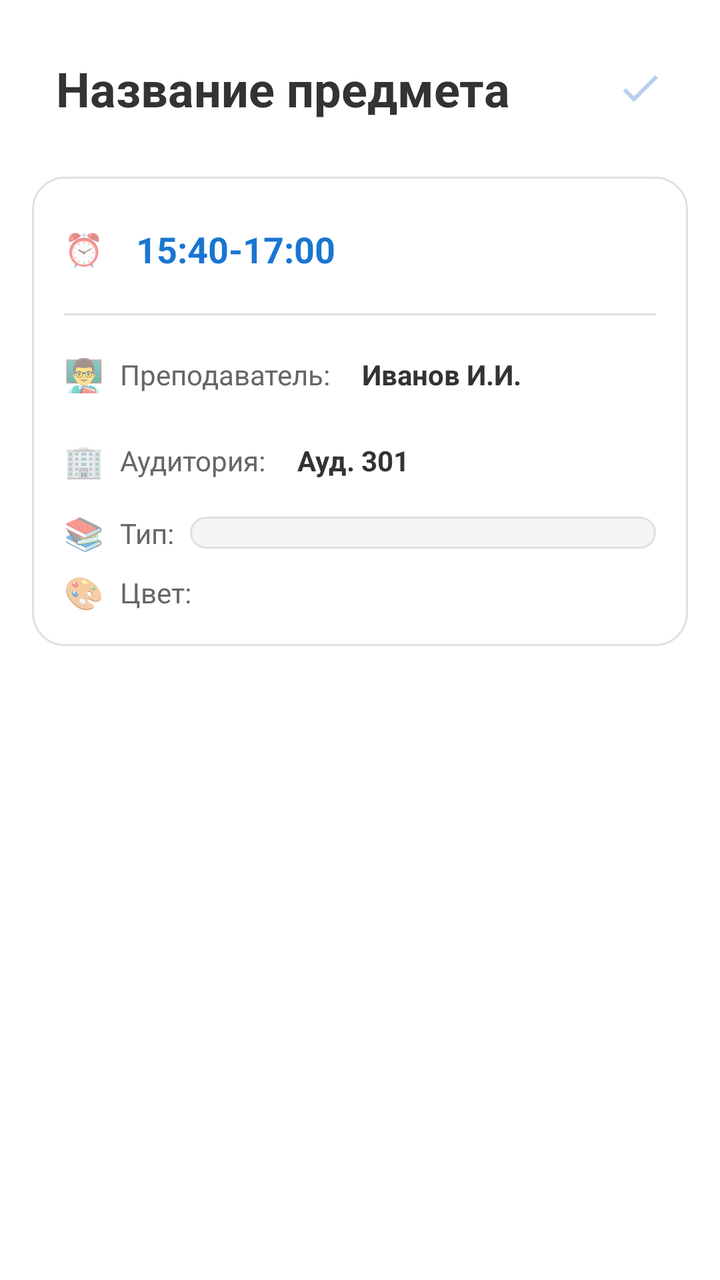
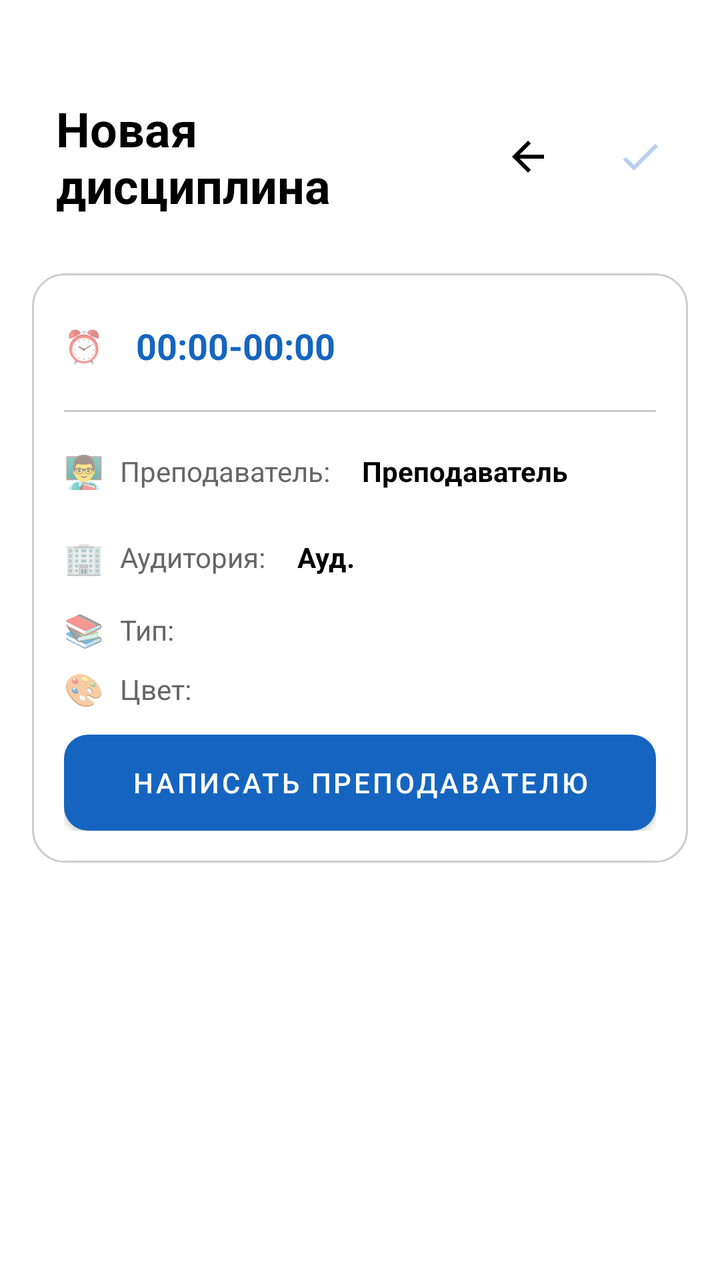

Before-and-after screenshots of an Android layout around one commit, followed by the original layout XML and the change that was made.
<!-- AndroidManifest.xml: activity theme Theme.Androiddd -->
<!-- res/layout/activity_lesson_detail.xml -->
<?xml version="1.0" encoding="utf-8"?>
<ScrollView xmlns:android="http://schemas.android.com/apk/res/android"
    android:layout_width="match_parent"
    android:layout_height="match_parent"
    android:background="#FFFFFF"
    android:padding="16dp"
    android:paddingTop="60dp">

    <LinearLayout
        android:layout_width="match_parent"
        android:layout_height="wrap_content"
        android:orientation="vertical">

        
        <LinearLayout
            android:layout_width="match_parent"
            android:layout_height="wrap_content"
            android:orientation="horizontal"
            android:gravity="center_vertical"
            android:layout_marginBottom="16dp">

            <EditText
                android:id="@+id/lessonName"
                android:layout_width="0dp"
                android:layout_height="wrap_content"
                android:layout_weight="1"
                android:text="Название предмета"
                android:textSize="24sp"
                android:textStyle="bold"
                android:textColor="#333333"
                android:background="@android:color/transparent"
                android:padding="12dp" />

            <ImageButton
                android:id="@+id/saveButton"
                android:layout_width="48dp"
                android:layout_height="48dp"
                android:src="@drawable/ic_save"
                android:background="?attr/selectableItemBackground"
                android:layout_marginStart="8dp"
                android:alpha="0.3"
                android:enabled="false" />

        </LinearLayout>

        
        <LinearLayout
            android:layout_width="match_parent"
            android:layout_height="wrap_content"
            android:orientation="vertical"
            android:background="@drawable/day_card_background"
            android:padding="16dp"
            android:layout_marginBottom="20dp">

            
            <LinearLayout
                android:layout_width="match_parent"
                android:layout_height="wrap_content"
                android:orientation="horizontal"
                android:gravity="center_vertical"
                android:layout_marginBottom="12dp">

                <TextView
                    android:layout_width="wrap_content"
                    android:layout_height="wrap_content"
                    android:text="⏰"
                    android:textSize="16sp"
                    android:layout_marginEnd="8dp" />

                <EditText
                    android:id="@+id/lessonTime"
                    android:layout_width="0dp"
                    android:layout_height="wrap_content"
                    android:layout_weight="1"
                    android:text="15:40-17:00"
                    android:textSize="18sp"
                    android:textColor="#1976D2"
                    android:textStyle="bold"
                    android:background="@android:color/transparent"
                    android:padding="8dp" />

            </LinearLayout>

            <View
                android:layout_width="match_parent"
                android:layout_height="1dp"
                android:background="#E0E0E0"
                android:layout_marginBottom="12dp" />

            
            <LinearLayout
                android:layout_width="match_parent"
                android:layout_height="wrap_content"
                android:orientation="horizontal"
                android:gravity="center_vertical"
                android:layout_marginBottom="8dp">

                <TextView
                    android:layout_width="wrap_content"
                    android:layout_height="wrap_content"
                    android:text="👨‍🏫"
                    android:textSize="16sp"
                    android:layout_marginEnd="8dp" />

                <TextView
                    android:layout_width="wrap_content"
                    android:layout_height="wrap_content"
                    android:text="Преподаватель:"
                    android:textSize="14sp"
                    android:textColor="#666666" />

                <EditText
                    android:id="@+id/lessonTeacher"
                    android:layout_width="0dp"
                    android:layout_height="wrap_content"
                    android:layout_weight="1"
                    android:text="Иванов И.И."
                    android:textSize="14sp"
                    android:textStyle="bold"
                    android:textColor="#333333"
                    android:background="@android:color/transparent"
                    android:padding="8dp"
                    android:layout_marginStart="8dp" />

            </LinearLayout>

            
            <LinearLayout
                android:layout_width="match_parent"
                android:layout_height="wrap_content"
                android:orientation="horizontal"
                android:gravity="center_vertical"
                android:layout_marginBottom="8dp">

                <TextView
                    android:layout_width="wrap_content"
                    android:layout_height="wrap_content"
                    android:text="🏢"
                    android:textSize="16sp"
                    android:layout_marginEnd="8dp" />

                <TextView
                    android:layout_width="wrap_content"
                    android:layout_height="wrap_content"
                    android:text="Аудитория:"
                    android:textSize="14sp"
                    android:textColor="#666666" />

                <EditText
                    android:id="@+id/lessonRoom"
                    android:layout_width="0dp"
                    android:layout_height="wrap_content"
                    android:layout_weight="1"
                    android:text="Ауд. 301"
                    android:textSize="14sp"
                    android:textStyle="bold"
                    android:textColor="#333333"
                    android:background="@android:color/transparent"
                    android:padding="8dp"
                    android:layout_marginStart="8dp" />

            </LinearLayout>

            
            <LinearLayout
                android:layout_width="match_parent"
                android:layout_height="wrap_content"
                android:orientation="horizontal"
                android:gravity="center_vertical"
                android:layout_marginBottom="8dp">

                <TextView
                    android:layout_width="wrap_content"
                    android:layout_height="wrap_content"
                    android:text="📚"
                    android:textSize="16sp"
                    android:layout_marginEnd="8dp" />

                <TextView
                    android:layout_width="wrap_content"
                    android:layout_height="wrap_content"
                    android:text="Тип:"
                    android:textSize="14sp"
                    android:textColor="#666666" />

                <Spinner
                    android:id="@+id/lessonTypeSpinner"
                    android:layout_width="0dp"
                    android:layout_height="wrap_content"
                    android:layout_weight="1"
                    android:layout_marginStart="8dp"
                    android:background="@drawable/spinner_background" />

            </LinearLayout>

            
            <LinearLayout
                android:layout_width="match_parent"
                android:layout_height="wrap_content"
                android:orientation="horizontal"
                android:gravity="center_vertical">

                <TextView
                    android:layout_width="wrap_content"
                    android:layout_height="wrap_content"
                    android:text="🎨"
                    android:textSize="16sp"
                    android:layout_marginEnd="8dp" />

                <TextView
                    android:layout_width="wrap_content"
                    android:layout_height="wrap_content"
                    android:text="Цвет:"
                    android:textSize="14sp"
                    android:textColor="#666666" />

                <LinearLayout
                    android:id="@+id/colorPickerLayout"
                    android:layout_width="0dp"
                    android:layout_height="wrap_content"
                    android:layout_weight="1"
                    android:orientation="horizontal"
                    android:layout_marginStart="8dp"
                    android:padding="4dp">

                    

                </LinearLayout>

            </LinearLayout>

        </LinearLayout>

    </LinearLayout>

</ScrollView>
<!-- resources referenced by this layout -->
<resources>
  <!-- drawable day_card_background (drawable) -->
  <?xml version="1.0" encoding="utf-8"?>
  <shape xmlns:android="http://schemas.android.com/apk/res/android">
      <solid android:color="#FFFFFF" />
      <corners android:radius="16dp" />
      <stroke android:width="1dp" android:color="#E0E0E0" />
      <padding android:left="16dp" android:top="16dp" android:right="16dp" android:bottom="16dp" />
  </shape>
  <!-- drawable spinner_background (drawable) -->
  <?xml version="1.0" encoding="utf-8"?>
  <shape xmlns:android="http://schemas.android.com/apk/res/android">
      <solid android:color="#F5F5F5" />
      <corners android:radius="8dp" />
      <stroke android:width="1dp" android:color="#E0E0E0" />
      <padding android:left="8dp" android:top="8dp" android:right="8dp" android:bottom="8dp" />
  </shape>
  <color name="colorPrimary">#1565C0</color>
  <!-- unchanged entries left out for length: 2 -->
</resources>

<!-- the commit's change to res/layout/activity_lesson_detail.xml (unified diff, before → after) -->
@@ -2,9 +2,9 @@
 <ScrollView xmlns:android="http://schemas.android.com/apk/res/android"
     android:layout_width="match_parent"
     android:layout_height="match_parent"
-    android:background="#FFFFFF"
-    android:padding="16dp"
-    android:paddingTop="60dp">
+    android:background="@color/colorSurface"
+    android:padding="@dimen/activity_horizontal_margin"
+    android:paddingTop="@dimen/empty_list_padding_vertical">
 
     <LinearLayout
         android:layout_width="match_parent"
@@ -17,27 +17,37 @@
             android:layout_height="wrap_content"
             android:orientation="horizontal"
             android:gravity="center_vertical"
-            android:layout_marginBottom="16dp">
+            android:layout_marginBottom="@dimen/lesson_detail_save_button_margin"
+            android:layout_marginTop="@dimen/lesson_detail_input_margin_bottom_20dp">
+
 
             <EditText
                 android:id="@+id/lessonName"
-                android:layout_width="0dp"
+                android:layout_width="@dimen/lesson_detail_0dp"
                 android:layout_height="wrap_content"
                 android:layout_weight="1"
-                android:text="Название предмета"
-                android:textSize="24sp"
+                android:text="@string/default_new_lesson_name"
+                android:textSize="@dimen/text_size_header"
                 android:textStyle="bold"
-                android:textColor="#333333"
+                android:textColor="@color/colorOnBackground"
                 android:background="@android:color/transparent"
-                android:padding="12dp" />
+                android:padding="@dimen/lesson_detail_input_padding" />
+
+            <ImageButton
+                android:id="@+id/buttonBack"
+                android:layout_width="48dp"
+                android:layout_height="48dp"
+                android:src="@drawable/ic_arrow_back"
+                android:background="?attr/selectableItemBackgroundBorderless"
+                android:contentDescription="Вернуться назад" />
 
             <ImageButton
                 android:id="@+id/saveButton"
-                android:layout_width="48dp"
-                android:layout_height="48dp"
+                android:layout_width="@dimen/lesson_detail_save_button_size"
+                android:layout_height="@dimen/lesson_detail_save_button_size"
                 android:src="@drawable/ic_save"
                 android:background="?attr/selectableItemBackground"
-                android:layout_marginStart="8dp"
+                android:layout_marginStart="@dimen/item_margin_horizontal"
                 android:alpha="0.3"
                 android:enabled="false" />
 
@@ -49,146 +59,147 @@
             android:layout_height="wrap_content"
             android:orientation="vertical"
             android:background="@drawable/day_card_background"
-            android:padding="16dp"
-            android:layout_marginBottom="20dp">
-
-            
-            <LinearLayout
-                android:layout_width="match_parent"
-                android:layout_height="wrap_content"
-                android:orientation="horizontal"
-                android:gravity="center_vertical"
-                android:layout_marginBottom="12dp">
+            android:padding="@dimen/activity_horizontal_margin"
+            android:layout_marginBottom="@dimen/lesson_detail_input_margin_bottom_20dp">
+
+            
+            <LinearLayout
+                android:layout_width="match_parent"
+                android:layout_height="wrap_content"
+                android:orientation="horizontal"
+                android:gravity="center_vertical"
+                android:layout_marginBottom="@dimen/lesson_detail_input_margin_bottom">
 
                 <TextView
                     android:layout_width="wrap_content"
                     android:layout_height="wrap_content"
                     android:text="⏰"
-                    android:textSize="16sp"
-                    android:layout_marginEnd="8dp" />
+                    android:textSize="@dimen/text_size_large"
+                    android:layout_marginEnd="@dimen/dialog_add_lesson_button_margin" />
 
                 <EditText
                     android:id="@+id/lessonTime"
-                    android:layout_width="0dp"
-                    android:layout_height="wrap_content"
-                    android:layout_weight="1"
-                    android:text="15:40-17:00"
-                    android:textSize="18sp"
-                    android:textColor="#1976D2"
+                    android:layout_width="@dimen/lesson_detail_0dp"
+                    android:layout_height="wrap_content"
+                    android:layout_weight="1"
+                    android:text="@string/default_new_lesson_time"
+                    android:textSize="@dimen/text_size_xlarge"
+                    android:textColor="@color/colorPrimary"
                     android:textStyle="bold"
                     android:background="@android:color/transparent"
-                    android:padding="8dp" />
+                    android:padding="@dimen/dialog_button_margin" />
 
             </LinearLayout>
 
             <View
                 android:layout_width="match_parent"
-                android:layout_height="1dp"
-                android:background="#E0E0E0"
-                android:layout_marginBottom="12dp" />
-
-            
-            <LinearLayout
-                android:layout_width="match_parent"
-                android:layout_height="wrap_content"
-                android:orientation="horizontal"
-                android:gravity="center_vertical"
-                android:layout_marginBottom="8dp">
+                android:layout_height="@dimen/lesson_detail_color_button_size_1dp"
+                android:background="@color/colorOutline"
+                android:layout_marginBottom="@dimen/lesson_detail_input_margin_bottom" />
+
+            
+            <LinearLayout
+                android:layout_width="match_parent"
+                android:layout_height="wrap_content"
+                android:orientation="horizontal"
+                android:gravity="center_vertical"
+                android:layout_marginBottom="@dimen/lesson_detail_8dp">
 
                 <TextView
                     android:layout_width="wrap_content"
                     android:layout_height="wrap_content"
                     android:text="👨‍🏫"
-                    android:textSize="16sp"
-                    android:layout_marginEnd="8dp" />
-
-                <TextView
-                    android:layout_width="wrap_content"
-                    android:layout_height="wrap_content"
-                    android:text="Преподаватель:"
-                    android:textSize="14sp"
-                    android:textColor="#666666" />
+                    android:textSize="@dimen/text_size_large"
+                    android:layout_marginEnd="@dimen/lesson_detail_8dp" />
+
+                <TextView
+                    android:layout_width="wrap_content"
+                    android:layout_height="wrap_content"
+                    android:text="@string/label_lesson_teacher"
+                    android:textSize="@dimen/text_size_medium"
+                    android:textColor="@color/colorOnSurfaceVariant" />
 
                 <EditText
                     android:id="@+id/lessonTeacher"
-                    android:layout_width="0dp"
-                    android:layout_height="wrap_content"
-                    android:layout_weight="1"
-                    android:text="Иванов И.И."
-                    android:textSize="14sp"
+                    android:layout_width="@dimen/lesson_detail_0dp"
+                    android:layout_height="wrap_content"
+                    android:layout_weight="1"
+                    android:text="@string/default_new_lesson_teacher"
+                    android:textSize="@dimen/text_size_medium"
                     android:textStyle="bold"
-                    android:textColor="#333333"
+                    android:textColor="@color/colorOnBackground"
                     android:background="@android:color/transparent"
-                    android:padding="8dp"
-                    android:layout_marginStart="8dp" />
-
-            </LinearLayout>
-
-            
-            <LinearLayout
-                android:layout_width="match_parent"
-                android:layout_height="wrap_content"
-                android:orientation="horizontal"
-                android:gravity="center_vertical"
-                android:layout_marginBottom="8dp">
+                    android:padding="@dimen/lesson_detail_8dp"
+                    android:layout_marginStart="@dimen/lesson_detail_8dp" />
+
+            </LinearLayout>
+
+
+            
+            <LinearLayout
+                android:layout_width="match_parent"
+                android:layout_height="wrap_content"
+                android:orientation="horizontal"
+                android:gravity="center_vertical"
+                android:layout_marginBottom="@dimen/lesson_detail_8dp">
 
                 <TextView
                     android:layout_width="wrap_content"
                     android:layout_height="wrap_content"
                     android:text="🏢"
-                    android:textSize="16sp"
-                    android:layout_marginEnd="8dp" />
-
-                <TextView
-                    android:layout_width="wrap_content"
-                    android:layout_height="wrap_content"
-                    android:text="Аудитория:"
-                    android:textSize="14sp"
-                    android:textColor="#666666" />
+                    android:textSize="@dimen/text_size_large"
+                    android:layout_marginEnd="@dimen/lesson_detail_8dp" />
+
+                <TextView
+                    android:layout_width="wrap_content"
+                    android:layout_height="wrap_content"
+                    android:text="@string/label_lesson_room"
+                    android:textSize="@dimen/text_size_medium"
+                    android:textColor="@color/colorOnSurfaceVariant" />
 
                 <EditText
                     android:id="@+id/lessonRoom"
-                    android:layout_width="0dp"
-                    android:layout_height="wrap_content"
-                    android:layout_weight="1"
-                    android:text="Ауд. 301"
-                    android:textSize="14sp"
+                    android:layout_width="@dimen/lesson_detail_0dp"
+                    android:layout_height="wrap_content"
+                    android:layout_weight="1"
+                    android:text="@string/default_new_lesson_room"
+                    android:textSize="@dimen/text_size_medium"
                     android:textStyle="bold"
-                    android:textColor="#333333"
+                    android:textColor="@color/colorOnBackground"
                     android:background="@android:color/transparent"
-                    android:padding="8dp"
-                    android:layout_marginStart="8dp" />
-
-            </LinearLayout>
-
-            
-            <LinearLayout
-                android:layout_width="match_parent"
-                android:layout_height="wrap_content"
-                android:orientation="horizontal"
-                android:gravity="center_vertical"
-                android:layout_marginBottom="8dp">
+                    android:padding="@dimen/lesson_detail_8dp"
+                    android:layout_marginStart="@dimen/lesson_detail_8dp" />
+
+            </LinearLayout>
+
+            
+            <LinearLayout
+                android:layout_width="match_parent"
+                android:layout_height="wrap_content"
+                android:orientation="horizontal"
+                android:gravity="center_vertical"
+                android:layout_marginBottom="@dimen/lesson_detail_8dp">
 
                 <TextView
                     android:layout_width="wrap_content"
                     android:layout_height="wrap_content"
                     android:text="📚"
-                    android:textSize="16sp"
-                    android:layout_marginEnd="8dp" />
-
-                <TextView
-                    android:layout_width="wrap_content"
-                    android:layout_height="wrap_content"
-                    android:text="Тип:"
-                    android:textSize="14sp"
-                    android:textColor="#666666" />
+                    android:textSize="@dimen/text_size_large"
+                    android:layout_marginEnd="@dimen/lesson_detail_8dp" />
+
+                <TextView
+                    android:layout_width="wrap_content"
+                    android:layout_height="wrap_content"
+                    android:text="@string/label_lesson_type"
+                    android:textSize="@dimen/text_size_medium"
+                    android:textColor="@color/colorOnSurfaceVariant" />
 
                 <Spinner
                     android:id="@+id/lessonTypeSpinner"
-                    android:layout_width="0dp"
-                    android:layout_height="wrap_content"
-                    android:layout_weight="1"
-                    android:layout_marginStart="8dp"
+                    android:layout_width="@dimen/lesson_detail_0dp"
+                    android:layout_height="wrap_content"
+                    android:layout_weight="1"
+                    android:layout_marginStart="@dimen/lesson_detail_8dp"
                     android:background="@drawable/spinner_background" />
 
             </LinearLayout>
@@ -204,30 +215,37 @@
                     android:layout_width="wrap_content"
                     android:layout_height="wrap_content"
                     android:text="🎨"
-                    android:textSize="16sp"
-                    android:layout_marginEnd="8dp" />
-
-                <TextView
-                    android:layout_width="wrap_content"
-                    android:layout_height="wrap_content"
-                    android:text="Цвет:"
-                    android:textSize="14sp"
-                    android:textColor="#666666" />
+                    android:textSize="@dimen/text_size_large"
+                    android:layout_marginEnd="@dimen/lesson_detail_8dp" />
+
+                <TextView
+                    android:layout_width="wrap_content"
+                    android:layout_height="wrap_content"
+                    android:text="@string/label_lesson_color"
+                    android:textSize="@dimen/text_size_medium"
+                    android:textColor="@color/colorOnSurfaceVariant" />
 
                 <LinearLayout
                     android:id="@+id/colorPickerLayout"
-                    android:layout_width="0dp"
+                    android:layout_width="@dimen/lesson_detail_0dp"
                     android:layout_height="wrap_content"
                     android:layout_weight="1"
                     android:orientation="horizontal"
-                    android:layout_marginStart="8dp"
-                    android:padding="4dp">
-
-                    
+                    android:layout_marginStart="@dimen/lesson_detail_8dp"
+                    android:padding="@dimen/lesson_item_margin_bottom">
+
 
                 </LinearLayout>
 
             </LinearLayout>
+            <Button
+                android:id="@+id/buttonContactTeacher"
+                android:layout_width="match_parent"
+                android:layout_height="wrap_content"
+                android:text="@string/button_contact_teacher"
+                android:layout_marginTop="@dimen/lesson_detail_input_margin_bottom"
+                android:background="@drawable/button_rounded" />
+
 
         </LinearLayout>
 
<!-- resource entries referenced after the edit -->
@@ -1,22 +1,75 @@
 <!-- resources referenced by this layout -->
 <resources>
+  <color name="colorOnBackground">#000000</color>
+  <color name="colorOnSurfaceVariant">#666666</color>
+  <color name="colorOutline">#CCCCCC</color>
   <!-- drawable day_card_background (drawable) -->
   <?xml version="1.0" encoding="utf-8"?>
   <shape xmlns:android="http://schemas.android.com/apk/res/android">
-      <solid android:color="#FFFFFF" />
-      <corners android:radius="16dp" />
-      <stroke android:width="1dp" android:color="#E0E0E0" />
-      <padding android:left="16dp" android:top="16dp" android:right="16dp" android:bottom="16dp" />
+      <solid android:color="@color/colorSurface" />
+      <corners android:radius="@dimen/lesson_detail_save_button_margin" />
+      <stroke android:width="@dimen/lesson_detail_color_button_size_1dp" android:color="@color/colorOutline" />
+      <padding android:left="@dimen/activity_horizontal_margin" android:top="@dimen/activity_vertical_margin" android:right="@dimen/activity_horizontal_margin" android:bottom="@dimen/activity_vertical_margin" />
   </shape>
+  <!-- drawable ic_arrow_back (drawable) -->
+  <vector xmlns:android="http://schemas.android.com/apk/res/android" android:autoMirrored="true" android:height="24dp" android:tint="#000000" android:viewportHeight="960" android:viewportWidth="960" android:width="24dp">
+        
+      <path android:fillColor="@android:color/white" android:pathData="M313,520L537,744L480,800L160,480L480,160L537,216L313,440L800,440L800,520L313,520Z"/>
+      
+  </vector>
   <!-- drawable spinner_background (drawable) -->
   <?xml version="1.0" encoding="utf-8"?>
+  <selector xmlns:android="http://schemas.android.com/apk/res/android">
+      <item android:state_pressed="true">
+          <shape android:shape="rectangle">
+              <solid android:color="@color/colorSurfaceVariant" />
+              <corners android:radius="@dimen/lesson_detail_input_margin_bottom" />
+          </shape>
+      </item>
+      <item>
+          <shape android:shape="rectangle">
+              <solid android:color="@color/colorSurface" />
+              <corners android:radius="@dimen/lesson_detail_input_margin_bottom" />
+          </shape>
+      </item>
+  </selector>
+  <string name="button_contact_teacher">Написать преподавателю</string>
+  <string name="default_new_lesson_name">Новая дисциплина</string>
+  <string name="default_new_lesson_room">Ауд.</string>
+  <string name="default_new_lesson_teacher">Преподаватель</string>
+  <string name="default_new_lesson_time">00:00-00:00</string>
+  <string name="label_lesson_color">Цвет:</string>
+  <string name="label_lesson_room">Аудитория:</string>
+  <string name="label_lesson_teacher">Преподаватель:</string>
+  <string name="label_lesson_type">Тип:</string>
+  <dimen name="activity_vertical_margin">16dp</dimen>
+  <color name="colorSurfaceVariant">#E0E0E0</color>
+  <color name="colorPrimary">#1565C0</color>
+  <color name="colorSurface">#FFFFFF</color>
+  <dimen name="activity_horizontal_margin">16dp</dimen>
+  <dimen name="dialog_add_lesson_button_margin">8dp</dimen>
+  <dimen name="dialog_button_margin">8dp</dimen>
+  <dimen name="empty_list_padding_vertical">60dp</dimen>
+  <dimen name="item_margin_horizontal">8dp</dimen>
+  <dimen name="lesson_detail_0dp">0dp</dimen>
+  <dimen name="lesson_detail_8dp">8dp</dimen>
+  <dimen name="lesson_detail_color_button_size_1dp">1dp</dimen>
+  <dimen name="lesson_detail_input_margin_bottom">12dp</dimen>
+  <dimen name="lesson_detail_input_margin_bottom_20dp">20dp</dimen>
+  <dimen name="lesson_detail_input_padding">12dp</dimen>
+  <dimen name="lesson_detail_save_button_margin">16dp</dimen>
+  <dimen name="lesson_detail_save_button_size">48dp</dimen>
+  <dimen name="lesson_item_margin_bottom">4dp</dimen>
+  <dimen name="text_size_header">24sp</dimen>
+  <dimen name="text_size_large">16sp</dimen>
+  <dimen name="text_size_medium">14sp</dimen>
+  <dimen name="text_size_xlarge">18sp</dimen>
+  <!-- drawable button_rounded (drawable) -->
+  <?xml version="1.0" encoding="utf-8"?>
   <shape xmlns:android="http://schemas.android.com/apk/res/android">
-      <solid android:color="#F5F5F5" />
-      <corners android:radius="8dp" />
-      <stroke android:width="1dp" android:color="#E0E0E0" />
-      <padding android:left="8dp" android:top="8dp" android:right="8dp" android:bottom="8dp" />
+      <solid android:color="@color/colorPrimary" />
+      <corners android:radius="@dimen/lesson_detail_input_margin_bottom" />
   </shape>
-  <color name="colorPrimary">#1565C0</color>
   <!-- unchanged entries left out for length: 2 -->
 </resources>
 
